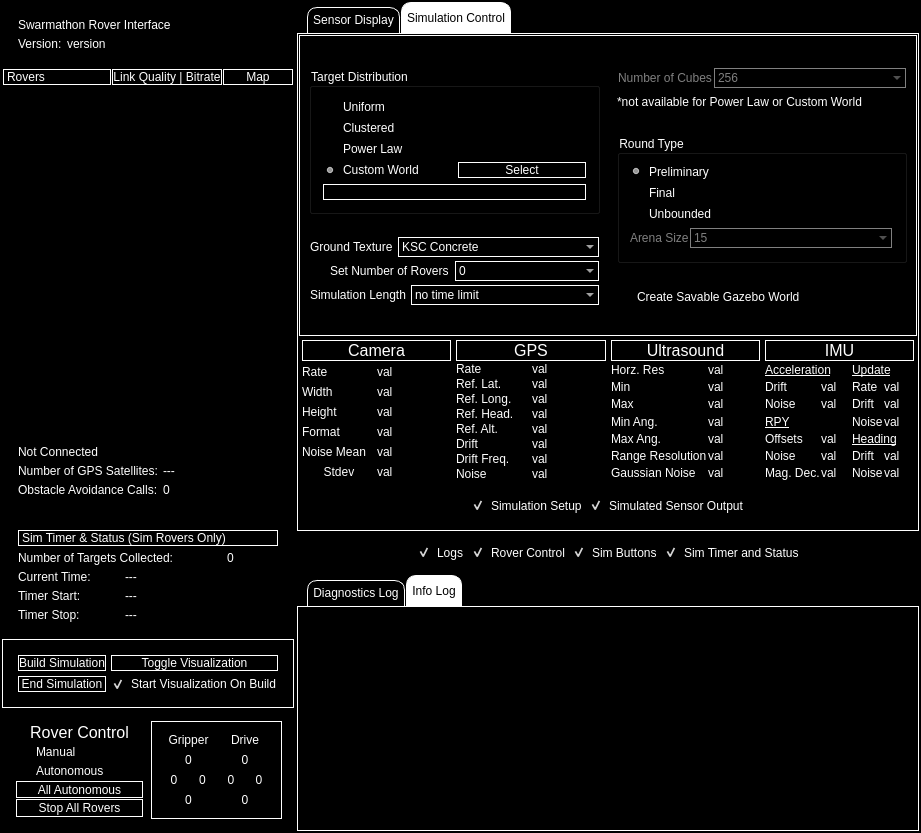
Before: the Qt Designer form src/rover_gui_plugin.ui in BCLab-UNM/SwarmathonIV-Cabrillo-Public, drawn with Qt 5.
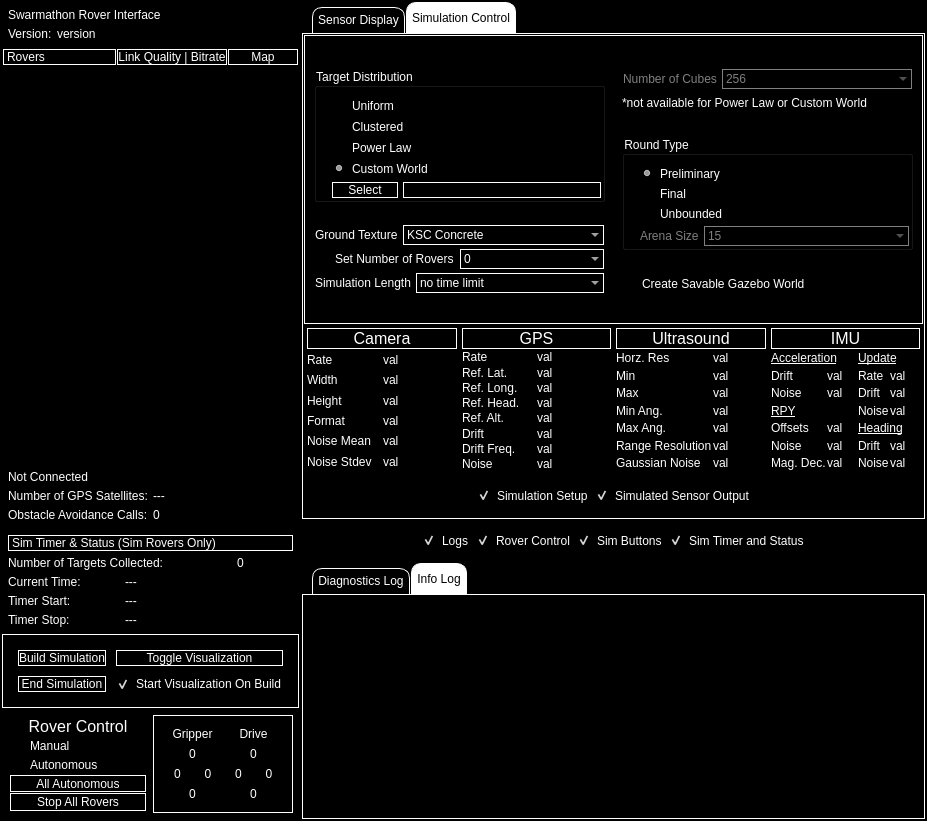
After: the same form once the commit is applied. The open tabs and pages were chosen to show the change. Custom widgets are drawn as their Qt base class.

Commit message:
further improvements to layout/spacing/size policies
In addition to basic improvements to layouts, code has been
added to dynamically resize the GUI window for very small and
very large screens.

```diff
--- a/src/rover_gui_plugin.ui
+++ b/src/rover_gui_plugin.ui
@@ -6,12 +6,12 @@
    <rect>
     <x>0</x>
     <y>0</y>
-    <width>921</width>
-    <height>833</height>
+    <width>927</width>
+    <height>821</height>
    </rect>
   </property>
   <property name="sizePolicy">
-   <sizepolicy hsizetype="MinimumExpanding" vsizetype="MinimumExpanding">
+   <sizepolicy hsizetype="Ignored" vsizetype="Ignored">
     <horstretch>1</horstretch>
     <verstretch>1</verstretch>
    </sizepolicy>
@@ -103,16 +103,16 @@
         </property>
         <layout class="QGridLayout" name="gridLayout_11">
          <property name="leftMargin">
-          <number>15</number>
+          <number>5</number>
          </property>
          <property name="topMargin">
-          <number>15</number>
+          <number>5</number>
          </property>
          <property name="rightMargin">
-          <number>15</number>
+          <number>5</number>
          </property>
          <property name="bottomMargin">
-          <number>15</number>
+          <number>5</number>
          </property>
          <property name="spacing">
           <number>5</number>
@@ -121,7 +121,7 @@
           <widget class="QLabel" name="label_21">
            <property name="sizePolicy">
             <sizepolicy hsizetype="Preferred" vsizetype="Preferred">
-             <horstretch>1</horstretch>
+             <horstretch>0</horstretch>
              <verstretch>0</verstretch>
             </sizepolicy>
            </property>
@@ -137,7 +137,7 @@
           <widget class="QLabel" name="version_number_label">
            <property name="sizePolicy">
             <sizepolicy hsizetype="Preferred" vsizetype="Preferred">
-             <horstretch>5</horstretch>
+             <horstretch>1</horstretch>
              <verstretch>0</verstretch>
             </sizepolicy>
            </property>
@@ -320,16 +320,16 @@
         </property>
         <layout class="QGridLayout" name="gridLayout_12">
          <property name="leftMargin">
-          <number>15</number>
+          <number>5</number>
          </property>
          <property name="topMargin">
-          <number>15</number>
+          <number>5</number>
          </property>
          <property name="rightMargin">
-          <number>15</number>
+          <number>5</number>
          </property>
          <property name="bottomMargin">
-          <number>15</number>
+          <number>5</number>
          </property>
          <property name="spacing">
           <number>5</number>
@@ -415,16 +415,16 @@
         </property>
         <layout class="QGridLayout" name="gridLayout_13">
          <property name="leftMargin">
-          <number>15</number>
+          <number>5</number>
          </property>
          <property name="topMargin">
-          <number>15</number>
+          <number>5</number>
          </property>
          <property name="rightMargin">
-          <number>15</number>
+          <number>5</number>
          </property>
          <property name="bottomMargin">
-          <number>15</number>
+          <number>5</number>
          </property>
          <property name="spacing">
           <number>5</number>
@@ -637,7 +637,7 @@
           <number>15</number>
          </property>
          <property name="spacing">
-          <number>5</number>
+          <number>10</number>
          </property>
          <item row="0" column="0">
           <widget class="QPushButton" name="build_simulation_button">
@@ -734,6 +734,21 @@
          <enum>QFrame::Raised</enum>
         </property>
         <layout class="QHBoxLayout" name="horizontalLayout_4">
+         <property name="spacing">
+          <number>5</number>
+         </property>
+         <property name="leftMargin">
+          <number>5</number>
+         </property>
+         <property name="topMargin">
+          <number>5</number>
+         </property>
+         <property name="rightMargin">
+          <number>5</number>
+         </property>
+         <property name="bottomMargin">
+          <number>5</number>
+         </property>
          <item>
           <widget class="QFrame" name="rover_control_frame">
            <property name="sizePolicy">
@@ -1125,7 +1140,7 @@
     <widget class="QFrame" name="data_display_frame">
      <property name="sizePolicy">
       <sizepolicy hsizetype="Preferred" vsizetype="Preferred">
-       <horstretch>4</horstretch>
+       <horstretch>3</horstretch>
        <verstretch>0</verstretch>
       </sizepolicy>
      </property>
@@ -1154,7 +1169,7 @@
       <item>
        <widget class="QTabWidget" name="tab_widget">
         <property name="sizePolicy">
-         <sizepolicy hsizetype="MinimumExpanding" vsizetype="MinimumExpanding">
+         <sizepolicy hsizetype="Preferred" vsizetype="Preferred">
           <horstretch>0</horstretch>
           <verstretch>0</verstretch>
          </sizepolicy>
@@ -1544,21 +1559,21 @@
                   <property name="frameShadow">
                    <enum>QFrame::Plain</enum>
                   </property>
-                  <layout class="QGridLayout" name="gridLayout_21">
+                  <layout class="QGridLayout" name="gridLayout_2">
                    <property name="leftMargin">
-                    <number>1</number>
+                    <number>10</number>
                    </property>
                    <property name="topMargin">
-                    <number>1</number>
+                    <number>10</number>
                    </property>
                    <property name="rightMargin">
-                    <number>1</number>
+                    <number>10</number>
                    </property>
                    <property name="bottomMargin">
-                    <number>1</number>
+                    <number>0</number>
                    </property>
                    <property name="spacing">
-                    <number>1</number>
+                    <number>0</number>
                    </property>
                    <item row="2" column="0">
                     <widget class="QCheckBox" name="gps_checkbox">
@@ -1636,8 +1651,35 @@
                      </property>
                     </widget>
                    </item>
-                   <item row="3" column="0" colspan="2">
-                    <widget class="QLabel" name="label_46">
+                  </layout>
+                 </widget>
+                </item>
+                <item>
+                 <widget class="QGroupBox" name="groupBox_3">
+                  <property name="styleSheet">
+                   <string notr="true">color: rgb(255, 255, 255);</string>
+                  </property>
+                  <property name="title">
+                   <string>Panning and Zoom</string>
+                  </property>
+                  <layout class="QGridLayout" name="gridLayout_24">
+                   <property name="leftMargin">
+                    <number>10</number>
+                   </property>
+                   <property name="topMargin">
+                    <number>10</number>
+                   </property>
+                   <property name="rightMargin">
+                    <number>10</number>
+                   </property>
+                   <property name="bottomMargin">
+                    <number>0</number>
+                   </property>
+                   <property name="spacing">
+                    <number>0</number>
+                   </property>
+                   <item row="0" column="0">
+                    <widget class="QRadioButton" name="map_manual_radio_button">
                      <property name="styleSheet">
                       <string notr="true">color: rgb(255, 255, 255);</string>
                      </property>
@@ -1904,7 +1946,7 @@
         </widget>
         <widget class="QWidget" name="simulation_control_tab">
          <property name="sizePolicy">
-          <sizepolicy hsizetype="Fixed" vsizetype="Fixed">
+          <sizepolicy hsizetype="Minimum" vsizetype="Minimum">
            <horstretch>0</horstretch>
            <verstretch>0</verstretch>
           </sizepolicy>
@@ -1931,7 +1973,7 @@
           <item>
            <widget class="QFrame" name="simulation_setup_frame">
             <property name="sizePolicy">
-             <sizepolicy hsizetype="Minimum" vsizetype="Fixed">
+             <sizepolicy hsizetype="Minimum" vsizetype="Minimum">
               <horstretch>1</horstretch>
               <verstretch>2</verstretch>
              </sizepolicy>
@@ -2051,85 +2093,20 @@
                   <property name="title">
                    <string>Target Distribution</string>
                   </property>
-                  <layout class="QGridLayout" name="gridLayout_2">
-                   <item row="4" column="0">
-                    <widget class="QRadioButton" name="custom_distribution_radio_button">
-                     <property name="sizePolicy">
-                      <sizepolicy hsizetype="Minimum" vsizetype="Minimum">
-                       <horstretch>0</horstretch>
-                       <verstretch>0</verstretch>
-                      </sizepolicy>
-                     </property>
-                     <property name="styleSheet">
-                      <string notr="true">color:rgb(255, 255, 255);</string>
-                     </property>
-                     <property name="text">
-                      <string>Custom World</string>
-                     </property>
-                     <property name="checked">
-                      <bool>true</bool>
-                     </property>
-                    </widget>
-                   </item>
-                   <item row="4" column="1">
-                    <widget class="QPushButton" name="custom_world_path_button">
-                     <property name="sizePolicy">
-                      <sizepolicy hsizetype="Minimum" vsizetype="Minimum">
-                       <horstretch>0</horstretch>
-                       <verstretch>0</verstretch>
-                      </sizepolicy>
-                     </property>
-                     <property name="styleSheet">
-                      <string notr="true">color: rgb(255, 255, 255);
-border-color: rgb(255, 255, 255);
-border: 1px solid white; 
-</string>
-                     </property>
-                     <property name="text">
-                      <string>Select</string>
-                     </property>
-                    </widget>
-                   </item>
-                   <item row="5" column="0" colspan="2">
-                    <widget class="QLabel" name="custom_world_path">
-                     <property name="sizePolicy">
-                      <sizepolicy hsizetype="Minimum" vsizetype="Minimum">
-                       <horstretch>0</horstretch>
-                       <verstretch>0</verstretch>
-                      </sizepolicy>
-                     </property>
-                     <property name="styleSheet">
-                      <string notr="true">color:rgb(255, 255, 255);</string>
-                     </property>
-                     <property name="frameShape">
-                      <enum>QFrame::Box</enum>
-                     </property>
-                     <property name="text">
-                      <string/>
-                     </property>
-                    </widget>
-                   </item>
-                   <item row="2" column="0" colspan="2">
-                    <widget class="QRadioButton" name="powerlaw_distribution_radio_button">
-                     <property name="styleSheet">
-                      <string notr="true">color:rgb(255, 255, 255);</string>
-                     </property>
-                     <property name="text">
-                      <string>Power Law</string>
-                     </property>
-                    </widget>
-                   </item>
-                   <item row="1" column="0" colspan="2">
-                    <widget class="QRadioButton" name="clustered_distribution_radio_button">
-                     <property name="styleSheet">
-                      <string notr="true">color:rgb(255, 255, 255);</string>
-                     </property>
-                     <property name="text">
-                      <string>Clustered</string>
-                     </property>
-                    </widget>
-                   </item>
-                   <item row="0" column="0" colspan="2">
+                  <layout class="QVBoxLayout" name="verticalLayout_2">
+                   <property name="leftMargin">
+                    <number>15</number>
+                   </property>
+                   <property name="topMargin">
+                    <number>10</number>
+                   </property>
+                   <property name="rightMargin">
+                    <number>1</number>
+                   </property>
+                   <property name="bottomMargin">
+                    <number>1</number>
+                   </property>
+                   <item>
                     <widget class="QRadioButton" name="uniform_distribution_radio_button">
                      <property name="styleSheet">
                       <string notr="true">color:rgb(255, 255, 255);</string>
@@ -2139,6 +2116,119 @@
                      </property>
                     </widget>
                    </item>
+                   <item>
+                    <widget class="QRadioButton" name="clustered_distribution_radio_button">
+                     <property name="styleSheet">
+                      <string notr="true">color:rgb(255, 255, 255);</string>
+                     </property>
+                     <property name="text">
+                      <string>Clustered</string>
+                     </property>
+                    </widget>
+                   </item>
+                   <item>
+                    <widget class="QRadioButton" name="powerlaw_distribution_radio_button">
+                     <property name="styleSheet">
+                      <string notr="true">color:rgb(255, 255, 255);</string>
+                     </property>
+                     <property name="text">
+                      <string>Power Law</string>
+                     </property>
+                    </widget>
+                   </item>
+                   <item>
+                    <widget class="QRadioButton" name="custom_distribution_radio_button">
+                     <property name="sizePolicy">
+                      <sizepolicy hsizetype="Minimum" vsizetype="Minimum">
+                       <horstretch>0</horstretch>
+                       <verstretch>0</verstretch>
+                      </sizepolicy>
+                     </property>
+                     <property name="styleSheet">
+                      <string notr="true">color:rgb(255, 255, 255);</string>
+                     </property>
+                     <property name="text">
+                      <string>Custom World</string>
+                     </property>
+                     <property name="checked">
+                      <bool>true</bool>
+                     </property>
+                    </widget>
+                   </item>
+                   <item>
+                    <widget class="QFrame" name="frame_21">
+                     <property name="frameShape">
+                      <enum>QFrame::NoFrame</enum>
+                     </property>
+                     <property name="frameShadow">
+                      <enum>QFrame::Plain</enum>
+                     </property>
+                     <property name="lineWidth">
+                      <number>0</number>
+                     </property>
+                     <layout class="QHBoxLayout" name="horizontalLayout_14">
+                      <property name="spacing">
+                       <number>5</number>
+                      </property>
+                      <property name="leftMargin">
+                       <number>0</number>
+                      </property>
+                      <property name="topMargin">
+                       <number>0</number>
+                      </property>
+                      <property name="rightMargin">
+                       <number>0</number>
+                      </property>
+                      <property name="bottomMargin">
+                       <number>0</number>
+                      </property>
+                      <item>
+                       <widget class="QPushButton" name="custom_world_path_button">
+                        <property name="sizePolicy">
+                         <sizepolicy hsizetype="Minimum" vsizetype="Minimum">
+                          <horstretch>1</horstretch>
+                          <verstretch>0</verstretch>
+                         </sizepolicy>
+                        </property>
+                        <property name="minimumSize">
+                         <size>
+                          <width>0</width>
+                          <height>0</height>
+                         </size>
+                        </property>
+                        <property name="styleSheet">
+                         <string notr="true">color: rgb(255, 255, 255);
+border-color: rgb(255, 255, 255);
+border: 1px solid white;
+</string>
+                        </property>
+                        <property name="text">
+                         <string>Select</string>
+                        </property>
+                       </widget>
+                      </item>
+                      <item>
+                       <widget class="QLabel" name="custom_world_path">
+                        <property name="sizePolicy">
+                         <sizepolicy hsizetype="Minimum" vsizetype="Minimum">
+                          <horstretch>3</horstretch>
+                          <verstretch>0</verstretch>
+                         </sizepolicy>
+                        </property>
+                        <property name="styleSheet">
+                         <string notr="true">color:rgb(255, 255, 255);</string>
+                        </property>
+                        <property name="frameShape">
+                         <enum>QFrame::Box</enum>
+                        </property>
+                        <property name="text">
+                         <string/>
+                        </property>
+                       </widget>
+                      </item>
+                     </layout>
+                    </widget>
+                   </item>
                   </layout>
                  </widget>
                 </item>
@@ -2534,7 +2624,7 @@
                   </property>
                   <layout class="QHBoxLayout" name="horizontalLayout_10">
                    <property name="spacing">
-                    <number>2</number>
+                    <number>5</number>
                    </property>
                    <property name="leftMargin">
                     <number>1</number>
@@ -2654,10 +2744,19 @@
                   </property>
                   <layout class="QGridLayout" name="gridLayout_7">
                    <property name="leftMargin">
-                    <number>9</number>
+                    <number>15</number>
                    </property>
                    <property name="topMargin">
-                    <number>9</number>
+                    <number>10</number>
+                   </property>
+                   <property name="rightMargin">
+                    <number>1</number>
+                   </property>
+                   <property name="bottomMargin">
+                    <number>1</number>
+                   </property>
+                   <property name="spacing">
+                    <number>5</number>
                    </property>
                    <item row="0" column="0">
                     <widget class="QRadioButton" name="prelim_radio_button">
@@ -2702,19 +2801,19 @@
                      </property>
                      <layout class="QHBoxLayout" name="horizontalLayout_2">
                       <property name="spacing">
-                       <number>1</number>
+                       <number>5</number>
                       </property>
                       <property name="leftMargin">
-                       <number>1</number>
+                       <number>0</number>
                       </property>
                       <property name="topMargin">
-                       <number>1</number>
+                       <number>0</number>
                       </property>
                       <property name="rightMargin">
-                       <number>1</number>
+                       <number>0</number>
                       </property>
                       <property name="bottomMargin">
-                       <number>1</number>
+                       <number>0</number>
                       </property>
                       <item>
                        <widget class="QLabel" name="unbounded_arena_size_label">
@@ -2845,13 +2944,29 @@
                </layout>
               </widget>
              </item>
+             <item>
+              <spacer name="horizontalSpacer_7">
+               <property name="orientation">
+                <enum>Qt::Horizontal</enum>
+               </property>
+               <property name="sizeType">
+                <enum>QSizePolicy::MinimumExpanding</enum>
+               </property>
+               <property name="sizeHint" stdset="0">
+                <size>
+                 <width>0</width>
+                 <height>0</height>
+                </size>
+               </property>
+              </spacer>
+             </item>
             </layout>
            </widget>
           </item>
           <item>
            <widget class="QFrame" name="simulation_control_bottom_frame">
             <property name="sizePolicy">
-             <sizepolicy hsizetype="Minimum" vsizetype="Fixed">
+             <sizepolicy hsizetype="Minimum" vsizetype="Minimum">
               <horstretch>1</horstretch>
               <verstretch>2</verstretch>
              </sizepolicy>
@@ -3009,10 +3124,10 @@
                    <string notr="true">color:rgb(255, 255, 255);</string>
                   </property>
                   <property name="text">
-                   <string>Stdev</string>
+                   <string>Noise Stdev</string>
                   </property>
                   <property name="alignment">
-                   <set>Qt::AlignCenter</set>
+                   <set>Qt::AlignLeading|Qt::AlignLeft|Qt::AlignVCenter</set>
                   </property>
                  </widget>
                 </item>
@@ -4547,7 +4662,7 @@
           <item>
            <widget class="QFrame" name="frame_12">
             <property name="sizePolicy">
-             <sizepolicy hsizetype="Preferred" vsizetype="Fixed">
+             <sizepolicy hsizetype="Minimum" vsizetype="Minimum">
               <horstretch>0</horstretch>
               <verstretch>0</verstretch>
              </sizepolicy>
@@ -4720,7 +4835,7 @@
       <item>
        <widget class="QTabWidget" name="log_tab">
         <property name="sizePolicy">
-         <sizepolicy hsizetype="MinimumExpanding" vsizetype="MinimumExpanding">
+         <sizepolicy hsizetype="Preferred" vsizetype="MinimumExpanding">
           <horstretch>0</horstretch>
           <verstretch>0</verstretch>
          </sizepolicy>
```
Left out of the diff: 143 changed lines with no effect on the pictures. The commit also changes 1 other file.
